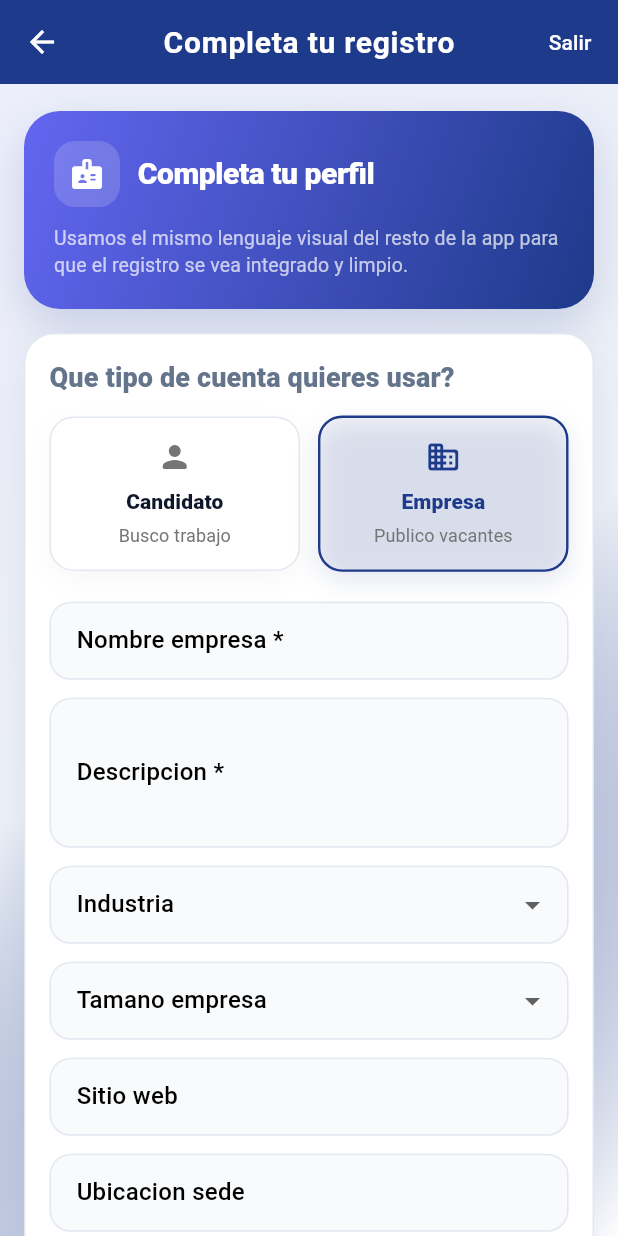
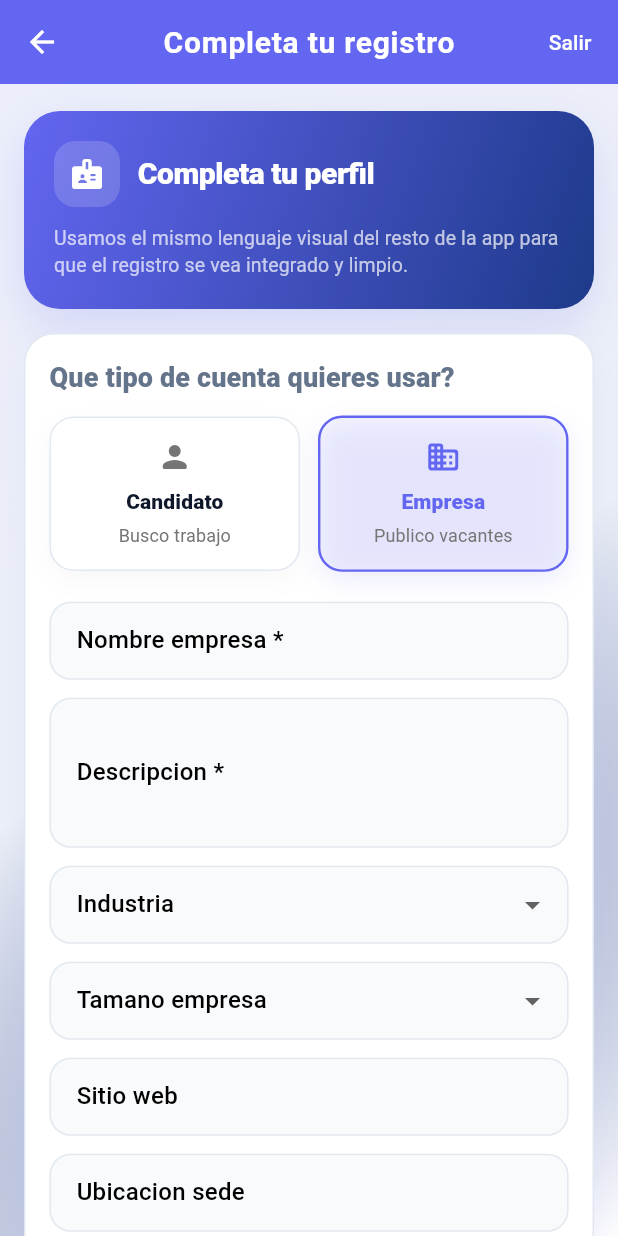
Before and after one commit to JobSwipe-IETI/Frontend_JobSwipe, a Flutter app: the OnboardingScreen screen opened directly with empty values, after a tap on "Candidato", after a tap on "Empresa", on a phone screen of 412 x 824 dp. Run offline on Flutter 3.47's test engine with Material 3 defaults, Android fonts, the phone set to English and light mode, and no system bars; our stand-ins replace country_picker, file_picker, flutter_secure_storage, google_sign_in, intl_phone_number_input; accounts and stored records are empty.

Commit message:
AB#661 fix: align onboarding visual style

```diff
--- a/lib/screens/onboarding_screen.dart
+++ b/lib/screens/onboarding_screen.dart
@@ -455,7 +455,7 @@ class _OnboardingScreenState extends State<OnboardingScreen> {
     return Scaffold(
       appBar: AppBar(
         title: const Text('Completa tu registro'),
-        backgroundColor: JobSwipeTheme.primaryBlue,
+        backgroundColor: JobSwipeTheme.primaryIndigo,
         foregroundColor: Colors.white,
         actions: <Widget>[
           TextButton(
@@ -487,7 +487,7 @@ class _OnboardingScreenState extends State<OnboardingScreen> {
                     border: Border.all(color: JobSwipeTheme.borderColor),
                     boxShadow: <BoxShadow>[
                       BoxShadow(
-                        color: JobSwipeTheme.primaryBlue.withValues(
+                        color: JobSwipeTheme.primaryIndigo.withValues(
                           alpha: 0.08,
                         ),
                         blurRadius: 24,
@@ -574,9 +574,10 @@ class _OnboardingScreenState extends State<OnboardingScreen> {
                                 : _submit,
                             style: ElevatedButton.styleFrom(
                               minimumSize: const Size.fromHeight(54),
-                              backgroundColor: JobSwipeTheme.primaryBlue,
+                              backgroundColor: JobSwipeTheme.primaryIndigo,
                               foregroundColor: Colors.white,
-                              disabledBackgroundColor: JobSwipeTheme.primaryBlue
+                              disabledBackgroundColor: JobSwipeTheme
+                                  .primaryIndigo
                                   .withValues(alpha: 0.45),
                               shape: RoundedRectangleBorder(
                                 borderRadius: BorderRadius.circular(14),
@@ -613,7 +614,7 @@ class _OnboardingScreenState extends State<OnboardingScreen> {
         borderRadius: BorderRadius.circular(24),
         boxShadow: <BoxShadow>[
           BoxShadow(
-            color: JobSwipeTheme.primaryBlue.withValues(alpha: 0.18),
+            color: JobSwipeTheme.primaryIndigo.withValues(alpha: 0.18),
             blurRadius: 26,
             offset: const Offset(0, 12),
           ),
@@ -678,19 +679,19 @@ class _OnboardingScreenState extends State<OnboardingScreen> {
         padding: const EdgeInsets.all(14),
         decoration: BoxDecoration(
           color: selected
-              ? JobSwipeTheme.primaryBlue.withValues(alpha: 0.06)
+              ? JobSwipeTheme.primaryIndigo.withValues(alpha: 0.06)
               : Colors.white,
           borderRadius: BorderRadius.circular(16),
           border: Border.all(
             color: selected
-                ? JobSwipeTheme.primaryBlue
+                ? JobSwipeTheme.primaryIndigo
                 : JobSwipeTheme.borderColor,
             width: selected ? 1.6 : 1,
           ),
           boxShadow: <BoxShadow>[
             BoxShadow(
               color: selected
-                  ? JobSwipeTheme.primaryBlue.withValues(alpha: 0.12)
+                  ? JobSwipeTheme.primaryIndigo.withValues(alpha: 0.12)
                   : Colors.black.withValues(alpha: 0.03),
               blurRadius: 14,
               offset: const Offset(0, 6),
@@ -702,7 +703,7 @@ class _OnboardingScreenState extends State<OnboardingScreen> {
             Icon(
               icon,
               color: selected
-                  ? JobSwipeTheme.primaryBlue
+                  ? JobSwipeTheme.primaryIndigo
                   : Colors.grey.shade600,
             ),
             const SizedBox(height: 8),
@@ -711,7 +712,7 @@ class _OnboardingScreenState extends State<OnboardingScreen> {
               style: TextStyle(
                 fontWeight: FontWeight.w800,
                 color: selected
-                    ? JobSwipeTheme.primaryBlue
+                    ? JobSwipeTheme.primaryIndigo
                     : const Color(0xFF0F172A),
               ),
             ),
@@ -869,7 +870,7 @@ class _OnboardingScreenState extends State<OnboardingScreen> {
           border: Border.all(color: JobSwipeTheme.borderColor),
           boxShadow: <BoxShadow>[
             BoxShadow(
-              color: JobSwipeTheme.primaryBlue.withValues(alpha: 0.06),
+              color: JobSwipeTheme.primaryIndigo.withValues(alpha: 0.06),
               blurRadius: 14,
               offset: const Offset(0, 6),
             ),
@@ -884,12 +885,12 @@ class _OnboardingScreenState extends State<OnboardingScreen> {
                   width: 36,
                   height: 36,
                   decoration: BoxDecoration(
-                    color: JobSwipeTheme.primaryBlue.withValues(alpha: 0.1),
+                    color: JobSwipeTheme.primaryIndigo.withValues(alpha: 0.1),
                     borderRadius: BorderRadius.circular(12),
                   ),
                   child: Icon(
                     Icons.upload_file_rounded,
-                    color: JobSwipeTheme.primaryBlue,
+                    color: JobSwipeTheme.primaryIndigo,
                   ),
                 ),
                 const SizedBox(width: 10),
@@ -970,7 +971,7 @@ class _OnboardingScreenState extends State<OnboardingScreen> {
             ElevatedButton(
               onPressed: _addLink,
               style: ElevatedButton.styleFrom(
-                backgroundColor: JobSwipeTheme.primaryBlue,
+                backgroundColor: JobSwipeTheme.primaryIndigo,
                 foregroundColor: Colors.white,
                 elevation: 0,
                 shape: RoundedRectangleBorder(
@@ -1546,7 +1547,7 @@ class _OnboardingScreenState extends State<OnboardingScreen> {
             ElevatedButton(
               onPressed: _addSkill,
               style: ElevatedButton.styleFrom(
-                backgroundColor: JobSwipeTheme.primaryBlue,
+                backgroundColor: JobSwipeTheme.primaryIndigo,
                 foregroundColor: Colors.white,
                 elevation: 0,
                 shape: RoundedRectangleBorder(
@@ -1569,14 +1570,14 @@ class _OnboardingScreenState extends State<OnboardingScreen> {
                     label: Text(
                       skill,
                       style: TextStyle(
-                        color: JobSwipeTheme.primaryBlue,
+                        color: JobSwipeTheme.primaryIndigo,
                         fontWeight: FontWeight.w600,
                       ),
                     ),
-                    backgroundColor: JobSwipeTheme.primaryBlue.withValues(
+                    backgroundColor: JobSwipeTheme.primaryIndigo.withValues(
                       alpha: 0.1,
                     ),
-                    deleteIconColor: JobSwipeTheme.primaryBlue,
+                    deleteIconColor: JobSwipeTheme.primaryIndigo,
                     onDeleted: () =>
                         setState(() => _candidateSkills.remove(skill)),
                   ),
@@ -1647,14 +1648,14 @@ class _OnboardingScreenState extends State<OnboardingScreen> {
                       label: Text(
                         language,
                         style: TextStyle(
-                          color: JobSwipeTheme.primaryBlue,
+                          color: JobSwipeTheme.primaryIndigo,
                           fontWeight: FontWeight.w600,
                         ),
                       ),
-                      backgroundColor: JobSwipeTheme.primaryBlue.withValues(
+                      backgroundColor: JobSwipeTheme.primaryIndigo.withValues(
                         alpha: 0.1,
                       ),
-                      deleteIconColor: JobSwipeTheme.primaryBlue,
+                      deleteIconColor: JobSwipeTheme.primaryIndigo,
                       onDeleted: () =>
                           setState(() => _selectedLanguages.remove(language)),
                     ),
@@ -1699,7 +1700,7 @@ class _OnboardingScreenState extends State<OnboardingScreen> {
                 border: Border.all(color: JobSwipeTheme.borderColor),
                 boxShadow: <BoxShadow>[
                   BoxShadow(
-                    color: JobSwipeTheme.primaryBlue.withValues(alpha: 0.05),
+                    color: JobSwipeTheme.primaryIndigo.withValues(alpha: 0.05),
                     blurRadius: 12,
                     offset: const Offset(0, 4),
                   ),
@@ -2043,7 +2044,7 @@ class _OnboardingScreenState extends State<OnboardingScreen> {
       ),
       focusedBorder: OutlineInputBorder(
         borderRadius: BorderRadius.circular(14),
-        borderSide: BorderSide(color: JobSwipeTheme.primaryBlue, width: 1.8),
+        borderSide: BorderSide(color: JobSwipeTheme.primaryIndigo, width: 1.8),
       ),
       errorBorder: OutlineInputBorder(
         borderRadius: BorderRadius.circular(14),
```
